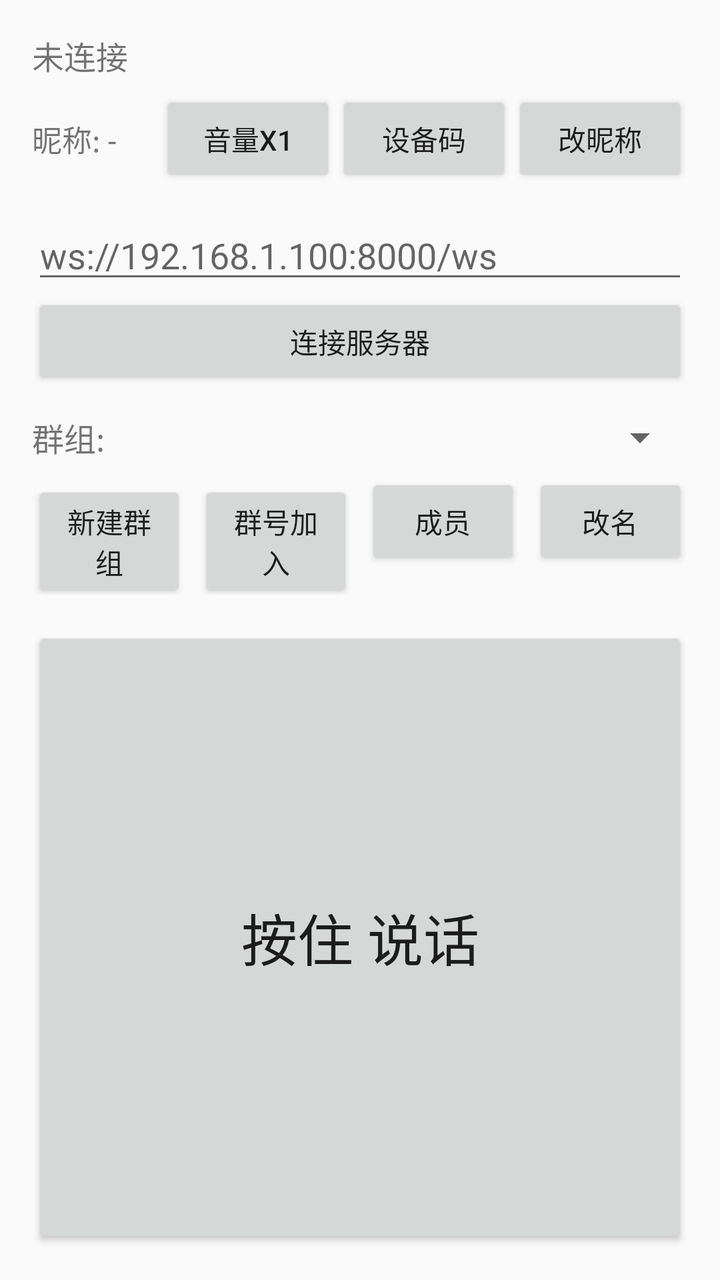
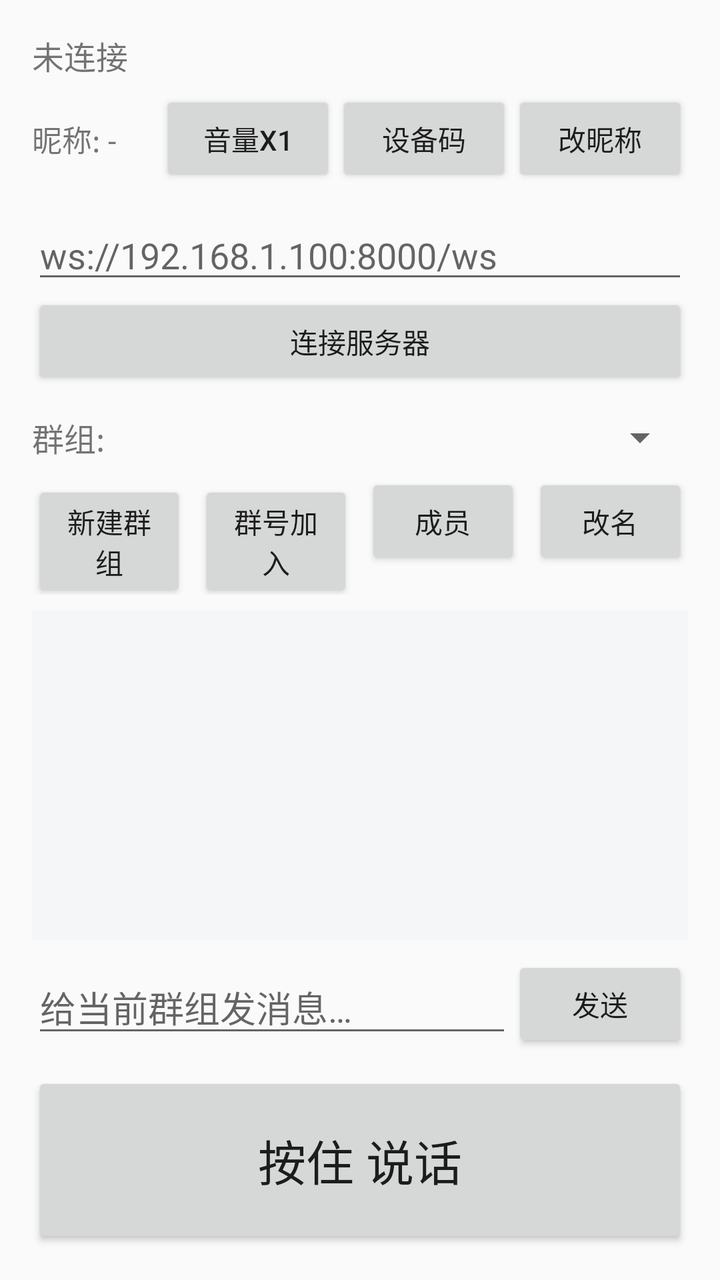

Screens rendered from an Android XML layout before and after an edit, with the pre-edit source and the edit as a unified diff.
<!-- AndroidManifest.xml: application theme android:Theme.Material.Light.DarkActionBar -->
<!-- res/layout/activity_main.xml -->
<?xml version="1.0" encoding="utf-8"?>
<LinearLayout xmlns:android="http://schemas.android.com/apk/res/android"
    android:layout_width="match_parent"
    android:layout_height="match_parent"
    android:orientation="vertical"
    android:padding="16dp">

    <TextView
        android:id="@+id/tvStatus"
        android:layout_width="match_parent"
        android:layout_height="wrap_content"
        android:text="未连接"
        android:textSize="16sp" />

    <LinearLayout
        android:layout_width="match_parent"
        android:layout_height="wrap_content"
        android:layout_marginTop="6dp"
        android:gravity="center_vertical"
        android:orientation="horizontal">

        <TextView
            android:id="@+id/tvMyName"
            android:layout_width="0dp"
            android:layout_height="wrap_content"
            android:layout_weight="1"
            android:text="昵称: -"
            android:textSize="15sp" />

        <Button
            android:id="@+id/btnGain"
            android:layout_width="wrap_content"
            android:layout_height="wrap_content"
            android:text="音量x1" />

        <Button
            android:id="@+id/btnDevCode"
            android:layout_width="wrap_content"
            android:layout_height="wrap_content"
            android:text="设备码" />

        <Button
            android:id="@+id/btnMyName"
            android:layout_width="wrap_content"
            android:layout_height="wrap_content"
            android:text="改昵称" />
    </LinearLayout>

    <EditText
        android:id="@+id/etServer"
        android:layout_width="match_parent"
        android:layout_height="wrap_content"
        android:layout_marginTop="12dp"
        android:hint="ws://192.168.1.100:8000/ws"
        android:inputType="textUri" />

    <Button
        android:id="@+id/btnConnect"
        android:layout_width="match_parent"
        android:layout_height="wrap_content"
        android:text="连接服务器" />

    <LinearLayout
        android:layout_width="match_parent"
        android:layout_height="wrap_content"
        android:layout_marginTop="12dp"
        android:gravity="center_vertical"
        android:orientation="horizontal">

        <TextView
            android:layout_width="wrap_content"
            android:layout_height="wrap_content"
            android:text="群组:"
            android:textSize="16sp" />

        <Spinner
            android:id="@+id/spGroup"
            android:layout_width="0dp"
            android:layout_height="wrap_content"
            android:layout_weight="1" />
    </LinearLayout>

    <LinearLayout
        android:layout_width="match_parent"
        android:layout_height="wrap_content"
        android:layout_marginTop="6dp"
        android:orientation="horizontal">

        <Button
            android:id="@+id/btnCreateGroup"
            android:layout_width="0dp"
            android:layout_height="wrap_content"
            android:layout_weight="1"
            android:text="新建群组" />

        <Button
            android:id="@+id/btnJoinGroup"
            android:layout_width="0dp"
            android:layout_height="wrap_content"
            android:layout_marginStart="6dp"
            android:layout_weight="1"
            android:text="群号加入" />

        <Button
            android:id="@+id/btnMembers"
            android:layout_width="0dp"
            android:layout_height="wrap_content"
            android:layout_marginStart="6dp"
            android:layout_weight="1"
            android:text="成员" />

        <Button
            android:id="@+id/btnRenameGroup"
            android:layout_width="0dp"
            android:layout_height="wrap_content"
            android:layout_marginStart="6dp"
            android:layout_weight="1"
            android:text="改名" />
    </LinearLayout>

    <Button
        android:id="@+id/btnPtt"
        android:layout_width="match_parent"
        android:layout_height="0dp"
        android:layout_marginTop="16dp"
        android:layout_weight="1"
        android:text="按住 说话"
        android:textSize="28sp" />
</LinearLayout>
<!-- resources referenced by this layout -->
<resources>

</resources>

<!-- the commit's change to res/layout/activity_main.xml (unified diff, before → after) -->
@@ -118,12 +118,50 @@
             android:text="改名" />
     </LinearLayout>
 
+    <ScrollView
+        android:id="@+id/scrollMessages"
+        android:layout_width="match_parent"
+        android:layout_height="0dp"
+        android:layout_marginTop="8dp"
+        android:layout_weight="1"
+        android:background="#F5F6F8">
+
+        <LinearLayout
+            android:id="@+id/llMessages"
+            android:layout_width="match_parent"
+            android:layout_height="wrap_content"
+            android:orientation="vertical"
+            android:padding="10dp" />
+    </ScrollView>
+
+    <LinearLayout
+        android:layout_width="match_parent"
+        android:layout_height="wrap_content"
+        android:layout_marginTop="8dp"
+        android:gravity="center_vertical"
+        android:orientation="horizontal">
+
+        <EditText
+            android:id="@+id/etChat"
+            android:layout_width="0dp"
+            android:layout_height="wrap_content"
+            android:layout_weight="1"
+            android:hint="给当前群组发消息…"
+            android:inputType="text"
+            android:maxLength="200" />
+
+        <Button
+            android:id="@+id/btnSend"
+            android:layout_width="wrap_content"
+            android:layout_height="wrap_content"
+            android:text="发送" />
+    </LinearLayout>
+
     <Button
         android:id="@+id/btnPtt"
         android:layout_width="match_parent"
-        android:layout_height="0dp"
-        android:layout_marginTop="16dp"
-        android:layout_weight="1"
+        android:layout_height="88dp"
+        android:layout_marginTop="10dp"
         android:text="按住 说话"
-        android:textSize="28sp" />
+        android:textSize="24sp" />
 </LinearLayout>
